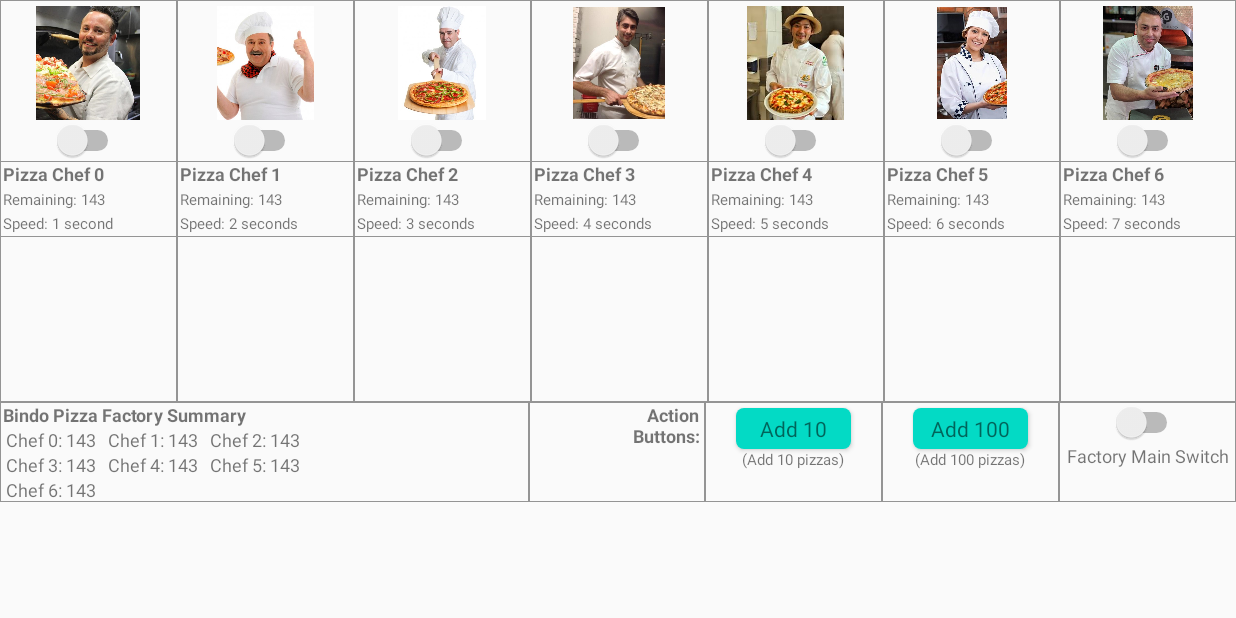
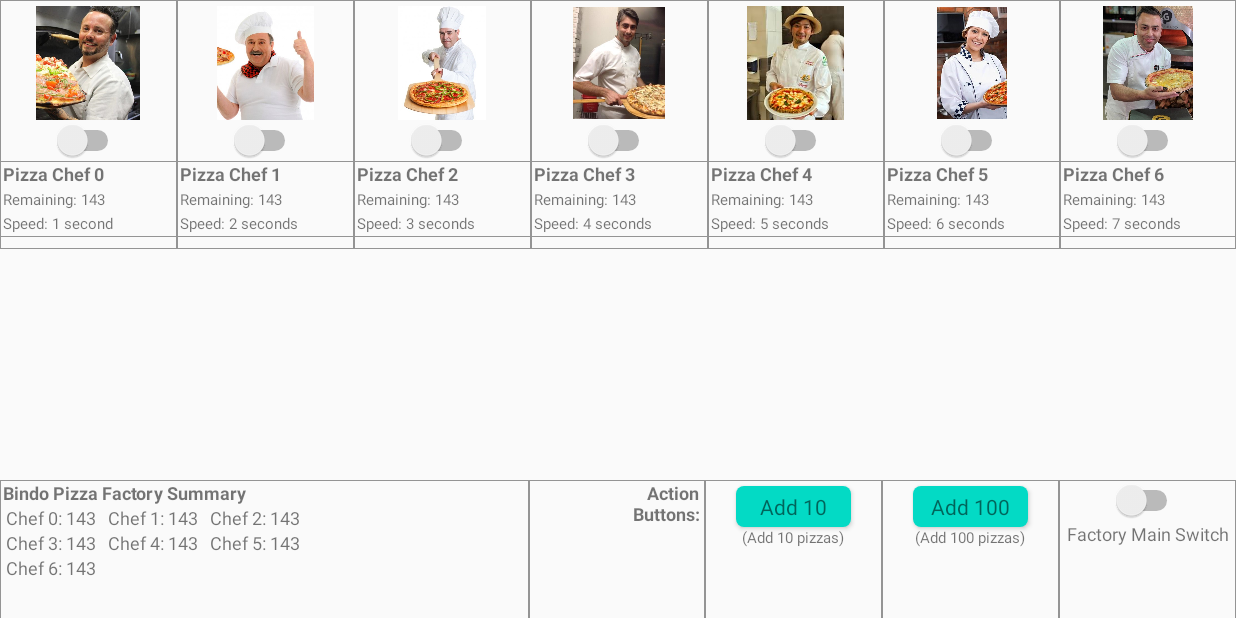
Before and after one commit to JohnHuang1/pizza_chef_threads, an Android app: the screen it shows after launch (MainActivity), on a phone screen of 824 x 412 dp (held sideways). Run offline under Robolectric (Android 15) with nearby library versions, the phone set to English and light mode, and no system bars.

Commit message:
Main UI Finished

```diff
--- a/app/src/main/AndroidManifest.xml
+++ b/app/src/main/AndroidManifest.xml
@@ -10,7 +10,7 @@
         android:supportsRtl="true"
         android:theme="@style/AppTheme">
         <activity android:name=".MainActivity"
-            android:screenOrientation="landscape">
+            android:screenOrientation="sensorLandscape">
             <intent-filter>
                 <action android:name="android.intent.action.MAIN" />
 
--- /dev/null
+++ b/app/src/main/res/drawable/accent_ripple.xml
@@ -0,0 +1,20 @@
+<?xml version="1.0" encoding="utf-8"?>
+<ripple xmlns:android="http://schemas.android.com/apk/res/android"
+    android:color="@color/colorAccentDark">
+    <item android:id="@android:id/mask">
+        <shape android:shape="rectangle">
+            <solid
+                android:color="@color/colorAccentDark"/>
+            <corners
+                android:radius="5dp"/>
+        </shape>
+    </item>
+    <item android:id="@android:id/background">
+        <shape android:shape="rectangle">
+            <solid
+                android:color="@color/colorAccent"/>
+            <corners
+                android:radius="5dp"/>
+        </shape>
+    </item>
+</ripple>
--- a/app/src/main/res/layout/activity_main.xml
+++ b/app/src/main/res/layout/activity_main.xml
@@ -3,15 +3,16 @@
     xmlns:app="http://schemas.android.com/apk/res-auto"
     xmlns:tools="http://schemas.android.com/tools"
     android:layout_width="match_parent"
-    android:layout_height="wrap_content"
-    android:orientation="vertical">
+    android:layout_height="match_parent"
+    android:orientation="vertical"
+    android:weightSum="18">
 
     <LinearLayout
         android:layout_width="match_parent"
-        android:layout_height="match_parent"
+        android:layout_height="0dp"
         android:baselineAligned="false"
         android:orientation="horizontal"
-        android:weightSum="7">
+        android:layout_weight="14">
 
         <LinearLayout
             android:layout_width="match_parent"
@@ -79,7 +80,7 @@
             <androidx.recyclerview.widget.RecyclerView
                 android:id="@+id/chef_0_recycler_view"
                 android:layout_width="match_parent"
-                android:layout_height="110dp"
+                android:layout_height="match_parent"
                 android:padding="4dp"
                 android:scrollbars="vertical" />
 
@@ -151,7 +152,7 @@
             <androidx.recyclerview.widget.RecyclerView
                 android:id="@+id/chef_1_recycler_view"
                 android:layout_width="match_parent"
-                android:layout_height="110dp"
+                android:layout_height="match_parent"
                 android:padding="4dp"
                 android:scrollbars="vertical" />
 
@@ -223,7 +224,7 @@
             <androidx.recyclerview.widget.RecyclerView
                 android:id="@+id/chef_2_recycler_view"
                 android:layout_width="match_parent"
-                android:layout_height="110dp"
+                android:layout_height="match_parent"
                 android:padding="4dp"
                 android:scrollbars="vertical" />
 
@@ -295,7 +296,7 @@
             <androidx.recyclerview.widget.RecyclerView
                 android:id="@+id/chef_3_recycler_view"
                 android:layout_width="match_parent"
-                android:layout_height="110dp"
+                android:layout_height="match_parent"
                 android:padding="4dp"
                 android:scrollbars="vertical" />
 
@@ -366,7 +367,7 @@
             <androidx.recyclerview.widget.RecyclerView
                 android:id="@+id/chef_4_recycler_view"
                 android:layout_width="match_parent"
-                android:layout_height="110dp"
+                android:layout_height="match_parent"
                 android:padding="4dp"
                 android:scrollbars="vertical" />
 
@@ -437,7 +438,7 @@
             <androidx.recyclerview.widget.RecyclerView
                 android:id="@+id/chef_5_recycler_view"
                 android:layout_width="match_parent"
-                android:layout_height="110dp"
+                android:layout_height="match_parent"
                 android:padding="4dp"
                 android:scrollbars="vertical" />
 
@@ -509,7 +510,7 @@
             <androidx.recyclerview.widget.RecyclerView
                 android:id="@+id/chef_6_recycler_view"
                 android:layout_width="match_parent"
-                android:layout_height="110dp"
+                android:layout_height="match_parent"
                 android:padding="4dp"
                 android:scrollbars="vertical" />
 
@@ -518,8 +519,9 @@
 
     <LinearLayout
         android:layout_width="match_parent"
-        android:layout_height="wrap_content"
+        android:layout_height="0dp"
         android:orientation="horizontal"
+        android:layout_weight="6"
         android:weightSum="7">
 
         <TableLayout
@@ -633,7 +635,6 @@
                 android:layout_height="wrap_content"
                 android:layout_gravity="center"
                 android:layout_marginTop="4dp"
-                android:background="@drawable/pizza_add_background"
                 android:fontFamily="sans-serif"
                 android:paddingStart="16dp"
                 android:paddingTop="4dp"
@@ -664,7 +665,6 @@
                 android:layout_height="wrap_content"
                 android:layout_gravity="center"
                 android:layout_marginTop="4dp"
-                android:background="@drawable/pizza_add_background"
                 android:fontFamily="sans-serif"
                 android:paddingStart="12dp"
                 android:paddingTop="4dp"
--- a/app/src/main/res/values/colors.xml
+++ b/app/src/main/res/values/colors.xml
@@ -3,6 +3,7 @@
     <color name="colorPrimary">#6200EE</color>
     <color name="colorPrimaryDark">#3700B3</color>
     <color name="colorAccent">#03DAC5</color>
+    <color name="colorAccentDark">#009e8f</color>
     <color name="gray">#949494</color>
     <color name="transparent">#00000000</color>
 </resources>
--- a/app/src/main/res/values/styles.xml
+++ b/app/src/main/res/values/styles.xml
@@ -10,6 +10,7 @@
     <style name="NoPadding.Button" parent="Widget.AppCompat.Button">
         <item name="android:minHeight">0dp</item>
         <item name="android:minWidth">0dp</item>
+        <item name="android:background">@drawable/accent_ripple</item>
     </style>
 
 </resources>
```
